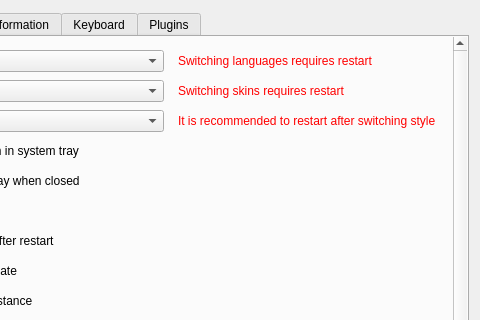
Above: src/preferencesDialog.ui from nulloy/nulloy before the change; both pictures show x 134 to 614 and y 0 to 320 of the 614 by 655 pixel window. Below: the same form after it.
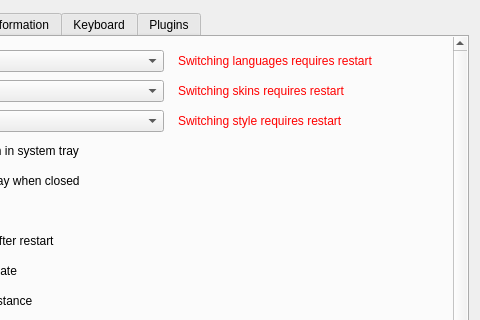
That is the form after the change. Custom widgets are drawn as their Qt base class.

Commit message: do not apply style until restarted

Patch:
```diff
--- a/src/preferencesDialog.ui
+++ b/src/preferencesDialog.ui
@@ -314,7 +314,7 @@
 padding: 5px;</string>
                 </property>
                 <property name="text">
-                  <string>It is recommended to restart after switching style</string>
+                <string>Switching style requires restart</string>
                 </property>
                </widget>
               </item>
```
The commit also changes 1 other file.
